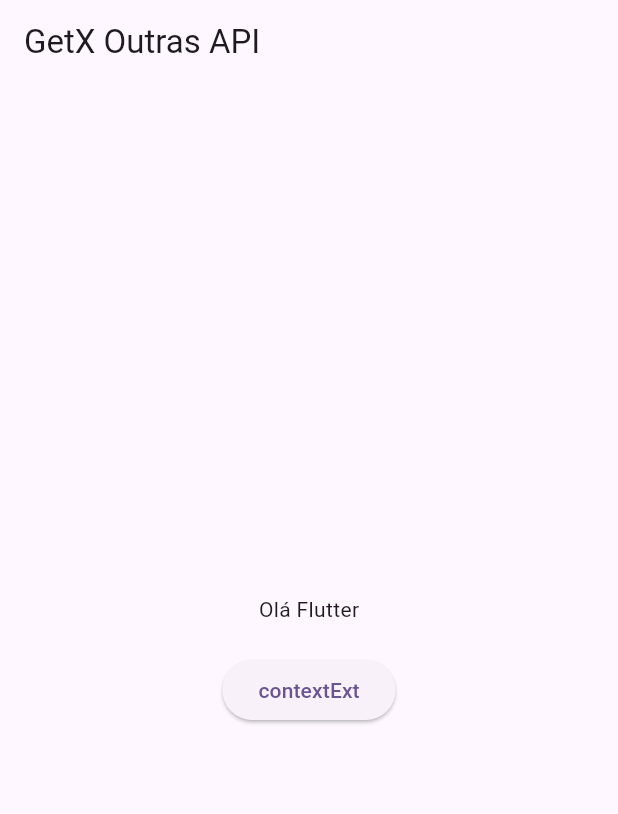
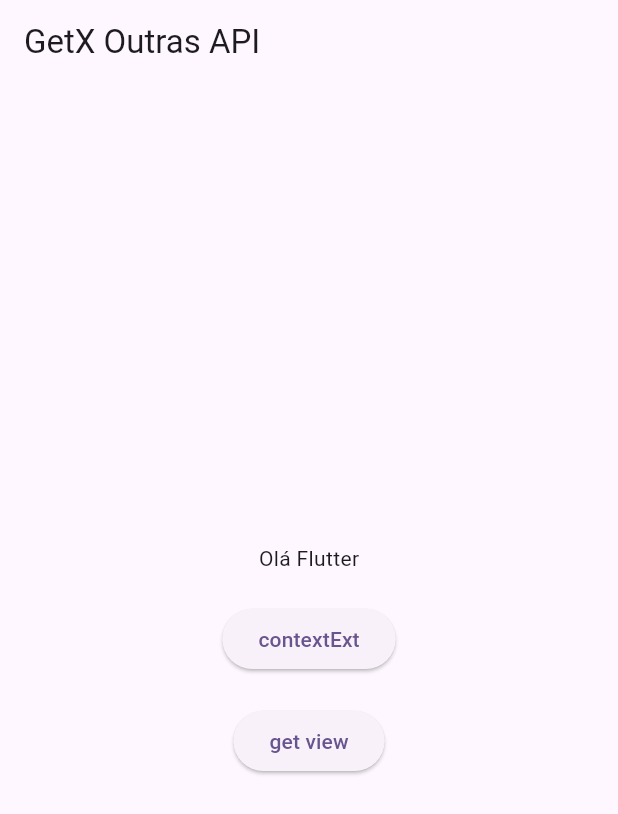
Before and after one commit to gilvancosta/GetX-UI-Utils, a Flutter app: the screen it shows after launch, on a phone screen of 412 x 824 dp. Shown: the top 814 px of the screen. Run offline on Flutter 3.47's test engine with Material 2 defaults, Android fonts, the light colour scheme and no system bars; our stand-ins replace get.

Commit message:
Working with GetView

```diff
--- a/lib/src/app.dart
+++ b/lib/src/app.dart
@@ -1,8 +1,10 @@
 import "package:flutter/material.dart";
 import "package:get/get.dart";
+import "package:get_x_others_api/src/ui/pages/get_view/get_view_page.dart";
 
 import "../main.dart";
 import "ui/pages/context_ext/context_ext_page.dart";
+import "ui/pages/get_view/controller/get_view_controller.dart";
 import 'ui/pages/home/home_page.dart';
 
 class MyApp extends StatelessWidget {
@@ -23,6 +25,13 @@ class MyApp extends StatelessWidget {
       getPages: [
         GetPage(name: "/", page: () => const HomePage()),
         GetPage(name: "/context-ext", page: () => const ContextExtPage()),
+        GetPage(
+          name: "/get-view",
+          binding: BindingsBuilder(() {
+            Get.lazyPut(() => GetViewController());
+          }),
+          page: () => const GetViewPage(),
+        ),
       ],
     );
   }
--- /dev/null
+++ b/lib/src/ui/pages/get_view/controller/get_view_controller.dart
@@ -0,0 +1,22 @@
+import 'package:get/get.dart';
+
+class GetViewController extends GetxController {
+  var name = 'João Batista'.obs;
+  @override
+  void onReady() {
+    super.onReady();
+    // ignore: avoid_print
+    print("GetViewController onReady");
+
+
+  }
+
+  void setName(String value) => name.value = value;
+
+  String getName() => name.value;
+
+
+
+
+
+}
--- a/lib/src/ui/pages/home/home_page.dart
+++ b/lib/src/ui/pages/home/home_page.dart
@@ -25,6 +25,11 @@ class _HomePageState extends State<HomePage> {
             onPressed: () => Get.toNamed("context-ext"),
             child: Text("contextExt".tr),
           ),
+          const SizedBox(height: 20),
+          ElevatedButton(
+            onPressed: () => Get.toNamed("get-view"),
+            child: const Text("get view"),
+          ),
         ],
       )),
     );
```
Also changed, not shown: lib/src/ui/pages/get_view/get_view_page.dart (added, +31 -0 lines).
